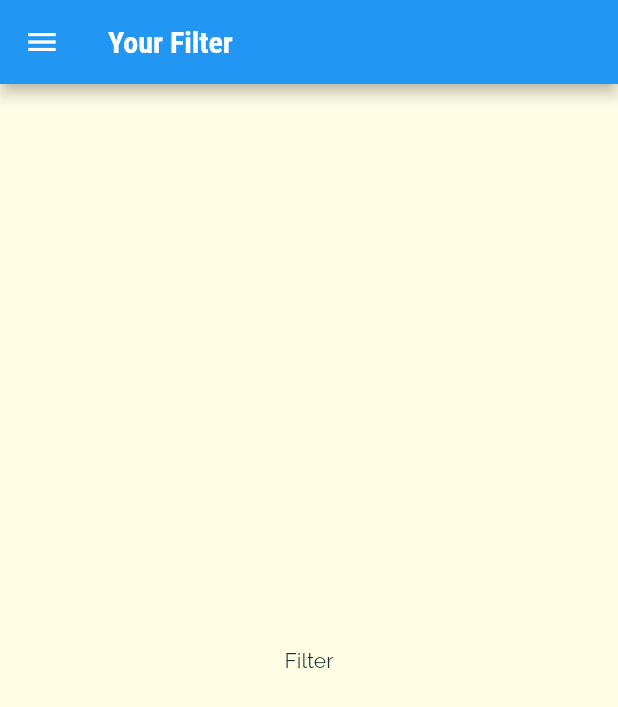
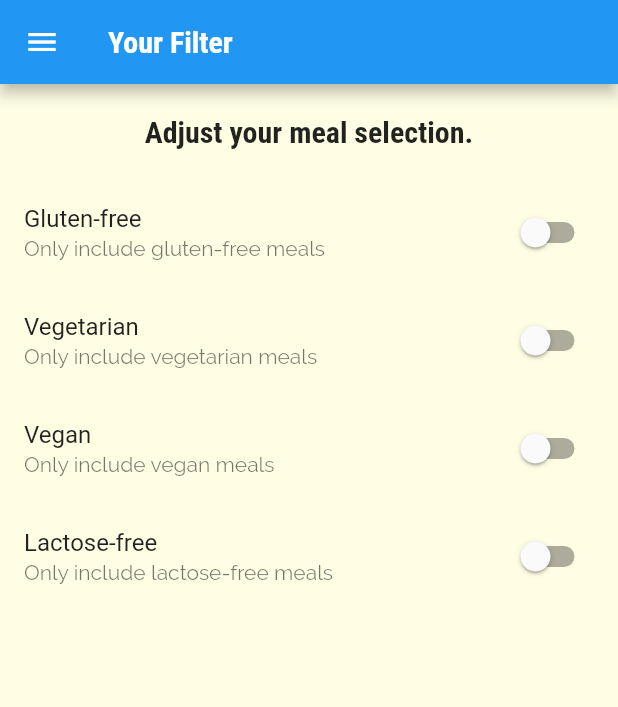
Before and after one commit to AmirSyafiq2112/MealsNavigationApp, a Flutter app: the FiltersScreen screen opened by its route, on a phone screen of 412 x 824 dp. Shown: the top 707 px of the screen. Run offline on Flutter 3.47's test engine with Material 2 defaults, Android fonts, the phone set to English and light mode, and no system bars.

Commit message:
add switch to filter

```diff
--- a/lib/screens/filter_screen.dart
+++ b/lib/screens/filter_screen.dart
@@ -1,10 +1,20 @@
 import 'package:flutter/material.dart';
 import '../widgets/main_drawer.dart';
 
-class FiltersScreen extends StatelessWidget {
+class FiltersScreen extends StatefulWidget {
   const FiltersScreen({Key key}) : super(key: key);
 
   static const routeName = '/filters';
+
+  @override
+  State<FiltersScreen> createState() => _FiltersScreenState();
+}
+
+class _FiltersScreenState extends State<FiltersScreen> {
+  var _glutenFree = false;
+  var _vegetarian = false;
+  var _vegan = false;
+  var _lactose = false;
 
   @override
   Widget build(BuildContext context) {
@@ -13,7 +23,75 @@ class FiltersScreen extends StatelessWidget {
         title: Text('Your Filter'),
       ),
       drawer: MainDrawer(),
-      body: Center(child: Text('Filter')),
+      body: Column(children: [
+        Container(
+          padding: EdgeInsets.all(20),
+          child: Text(
+            'Adjust your meal selection.',
+            style: Theme.of(context).textTheme.titleLarge,
+          ),
+        ),
+        Expanded(
+          child: ListView(
+            children: [
+              _buildSwitchListTile(
+                'Gluten-free',
+                'Only include gluten-free meals',
+                _glutenFree,
+                (value) {
+                  setState(() {
+                    _glutenFree = value;
+                  });
+                },
+              ),
+              _buildSwitchListTile(
+                'Vegetarian',
+                'Only include vegetarian meals',
+                _vegetarian,
+                (value) {
+                  setState(() {
+                    _vegetarian = value;
+                  });
+                },
+              ),
+              _buildSwitchListTile(
+                'Vegan',
+                'Only include vegan meals',
+                _vegan,
+                (value) {
+                  setState(() {
+                    _vegan = value;
+                  });
+                },
+              ),
+              _buildSwitchListTile(
+                'Lactose-free',
+                'Only include lactose-free meals',
+                _lactose,
+                (value) {
+                  setState(() {
+                    _lactose = value;
+                  });
+                },
+              ),
+            ],
+          ),
+        )
+      ]),
+    );
+  }
+
+  SwitchListTile _buildSwitchListTile(
+    String title,
+    String description,
+    bool currentValue,
+    Function updateValue,
+  ) {
+    return SwitchListTile(
+      title: Text(title),
+      subtitle: Text(description),
+      value: currentValue,
+      onChanged: updateValue,
     );
   }
 }
```
